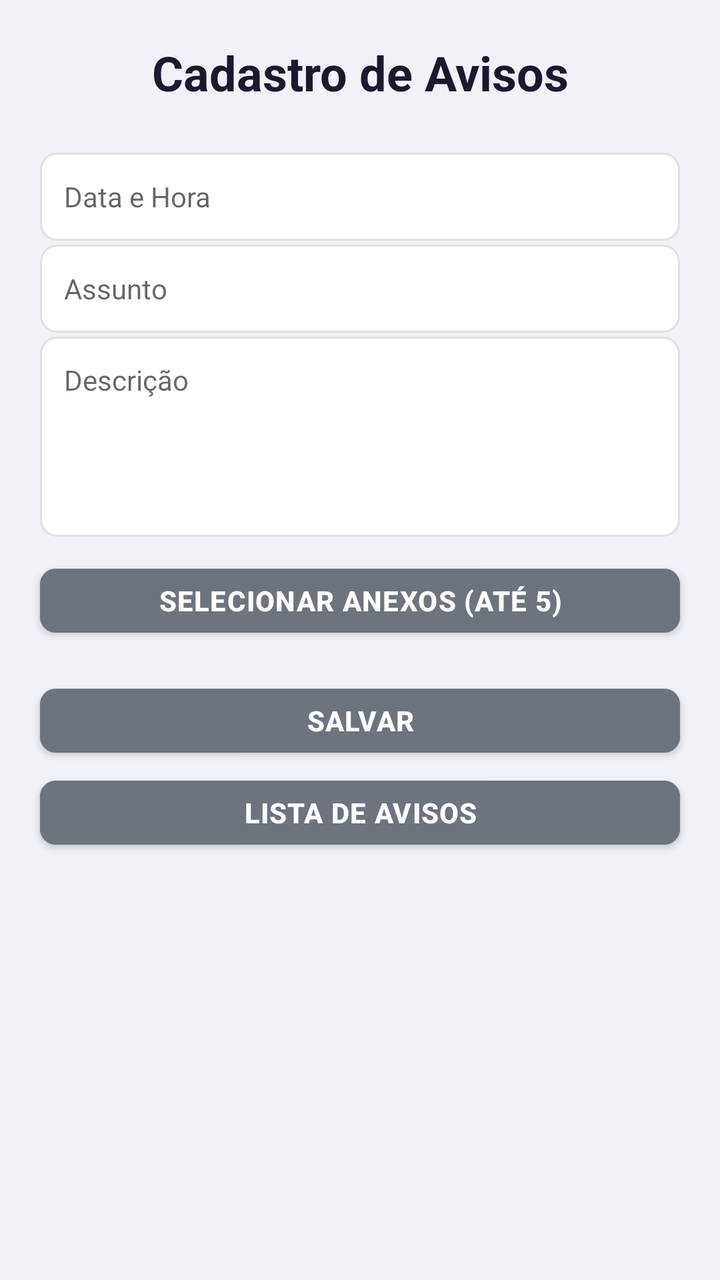
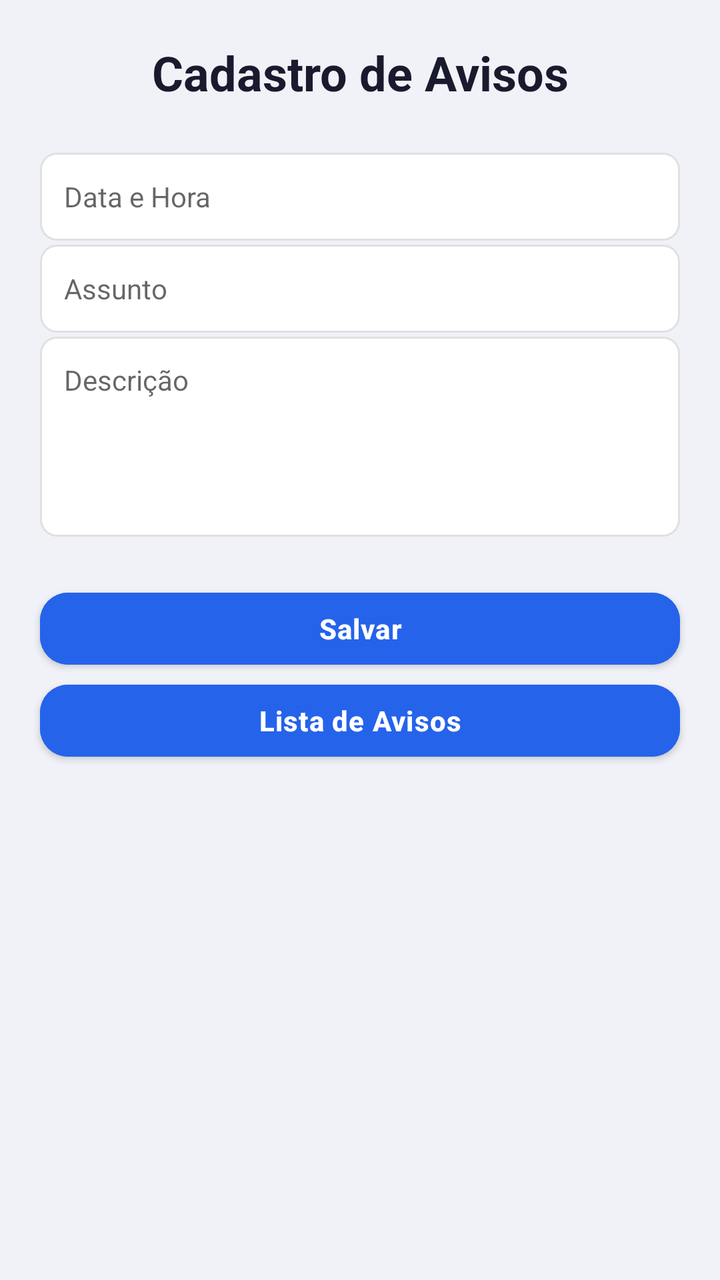

Two renders of the same Android screen: before a commit and after it. Below are the layout's source before the change and the commit's diff.
<!-- AndroidManifest.xml: application theme AppTheme -->
<!-- res/layout/activity_cadastro_avisos.xml -->
<?xml version="1.0" encoding="utf-8"?>
<ScrollView xmlns:android="http://schemas.android.com/apk/res/android"
    xmlns:app="http://schemas.android.com/apk/res-auto"
    android:layout_width="match_parent"
    android:layout_height="match_parent"
    android:fillViewport="true"
    android:background="#F0F2F8">

    <androidx.constraintlayout.widget.ConstraintLayout
        android:id="@+id/mainLayout"
        android:layout_width="match_parent"
        android:layout_height="wrap_content"
        android:paddingBottom="24dp">

        
        <TextView
            android:id="@+id/tvTituloAvisos"
            android:layout_width="0dp"
            android:layout_height="wrap_content"
            android:text="Cadastro de Avisos"
            android:textSize="24sp"
            android:textStyle="bold"
            android:textColor="#1A1A2E"
            android:gravity="center"
            android:layout_marginTop="20dp"
            app:layout_constraintTop_toTopOf="parent"
            app:layout_constraintStart_toStartOf="parent"
            app:layout_constraintEnd_toEndOf="parent" />

        
        <EditText
            android:id="@+id/editDataHora"
            android:layout_width="0dp"
            android:layout_height="44dp"
            android:layout_marginStart="20dp"
            android:layout_marginEnd="20dp"
            android:layout_marginTop="24dp"
            android:hint="Data e Hora"
            android:background="@drawable/edittext_background"
            android:paddingStart="12dp"
            android:paddingEnd="12dp"
            android:textSize="14sp"
            android:focusable="false"
            android:clickable="true"
            app:layout_constraintTop_toBottomOf="@id/tvTituloAvisos"
            app:layout_constraintStart_toStartOf="parent"
            app:layout_constraintEnd_toEndOf="parent" />

        
        <EditText
            android:id="@+id/editAssunto"
            android:layout_width="0dp"
            android:layout_height="44dp"
            android:layout_marginStart="20dp"
            android:layout_marginEnd="20dp"
            android:layout_marginTop="2dp"
            android:hint="Assunto"
            android:background="@drawable/edittext_background"
            android:paddingStart="12dp"
            android:paddingEnd="12dp"
            android:textSize="14sp"
            app:layout_constraintTop_toBottomOf="@id/editDataHora"
            app:layout_constraintStart_toStartOf="parent"
            app:layout_constraintEnd_toEndOf="parent" />

        
        <EditText
            android:id="@+id/editDescricao"
            android:layout_width="0dp"
            android:layout_height="100dp"
            android:layout_marginStart="20dp"
            android:layout_marginEnd="20dp"
            android:layout_marginTop="2dp"
            android:hint="Descrição"
            android:background="@drawable/edittext_background"
            android:paddingStart="12dp"
            android:paddingEnd="12dp"
            android:paddingTop="12dp"
            android:paddingBottom="12dp"
            android:textSize="14sp"
            android:inputType="textMultiLine"
            android:gravity="top"
            app:layout_constraintTop_toBottomOf="@id/editAssunto"
            app:layout_constraintStart_toStartOf="parent"
            app:layout_constraintEnd_toEndOf="parent" />

        
        <TextView
            android:id="@+id/tvAnexosExistentes"
            android:layout_width="0dp"
            android:layout_height="wrap_content"
            android:layout_marginStart="20dp"
            android:layout_marginEnd="20dp"
            android:layout_marginTop="8dp"
            android:text="Anexos Existentes"
            android:textColor="#1A1A2E"
            android:textSize="14sp"
            android:textStyle="bold"
            android:visibility="gone"
            app:layout_constraintTop_toBottomOf="@id/editDescricao"
            app:layout_constraintStart_toStartOf="parent"
            app:layout_constraintEnd_toEndOf="parent" />

        <LinearLayout
            android:id="@+id/layoutAnexosExistentes"
            android:layout_width="0dp"
            android:layout_height="wrap_content"
            android:layout_marginStart="20dp"
            android:layout_marginEnd="20dp"
            android:layout_marginTop="4dp"
            android:orientation="vertical"
            android:visibility="gone"
            app:layout_constraintTop_toBottomOf="@id/tvAnexosExistentes"
            app:layout_constraintStart_toStartOf="parent"
            app:layout_constraintEnd_toEndOf="parent" />

        
        <LinearLayout
            android:id="@+id/layoutAnexos"
            android:layout_width="0dp"
            android:layout_height="wrap_content"
            android:layout_marginStart="20dp"
            android:layout_marginEnd="20dp"
            android:layout_marginTop="8dp"
            android:orientation="horizontal"
            app:layout_constraintTop_toBottomOf="@id/layoutAnexosExistentes"
            app:layout_constraintStart_toStartOf="parent"
            app:layout_constraintEnd_toEndOf="parent" />

        
        <Button
            android:id="@+id/buttonSelecionarArquivos"
            android:layout_width="0dp"
            android:layout_height="44dp"
            android:layout_marginStart="20dp"
            android:layout_marginEnd="20dp"
            android:layout_marginTop="2dp"
            android:backgroundTint="#6E747E"
            android:elevation="2dp"
            android:letterSpacing="0.03"
            android:text="Selecionar anexos (até 5)"
            android:textColor="#FFFFFF"
            android:textSize="14sp"
            android:textStyle="bold"
            app:cornerRadius="8dp"
            app:layout_constraintTop_toBottomOf="@id/layoutAnexos"
            app:layout_constraintStart_toStartOf="parent"
            app:layout_constraintEnd_toEndOf="parent" />

        
        <Button
            android:id="@+id/buttonSalvar"
            android:layout_width="0dp"
            android:layout_height="44dp"
            android:layout_marginStart="20dp"
            android:layout_marginEnd="20dp"
            android:layout_marginTop="16dp"
            android:backgroundTint="#6E747E"
            android:elevation="2dp"
            android:letterSpacing="0.03"
            android:text="Salvar"
            android:textColor="#FFFFFF"
            android:textSize="14sp"
            android:textStyle="bold"
            app:cornerRadius="8dp"
            app:layout_constraintTop_toBottomOf="@id/buttonSelecionarArquivos"
            app:layout_constraintStart_toStartOf="parent"
            app:layout_constraintEnd_toEndOf="parent" />

        
        <Button
            android:id="@+id/buttonVoltarLista"
            android:layout_width="0dp"
            android:layout_height="44dp"
            android:layout_marginStart="20dp"
            android:layout_marginEnd="20dp"
            android:layout_marginTop="2dp"
            android:backgroundTint="#6E747E"
            android:elevation="2dp"
            android:letterSpacing="0.03"
            android:text="Lista de Avisos"
            android:textColor="#FFFFFF"
            android:textSize="14sp"
            android:textStyle="bold"
            app:cornerRadius="8dp"
            app:layout_constraintTop_toBottomOf="@id/buttonSalvar"
            app:layout_constraintStart_toStartOf="parent"
            app:layout_constraintEnd_toEndOf="parent" />

    </androidx.constraintlayout.widget.ConstraintLayout>
</ScrollView>
<!-- resources referenced by this layout -->
<resources>
  <!-- drawable edittext_background (drawable) -->
  <?xml version="1.0" encoding="utf-8"?>
  <shape xmlns:android="http://schemas.android.com/apk/res/android">
      <solid android:color="#FFFFFF" />
      <corners android:radius="8dp" />
      <stroke android:width="1dp" android:color="#E0E0E0" />
      <padding
          android:left="12dp"
          android:top="12dp"
          android:right="12dp"
          android:bottom="12dp" />
  </shape>
  <style name="AppTheme" parent="Theme.MaterialComponents.DayNight.DarkActionBar">
          <item name="colorPrimary">@color/colorPrimary</item>
          <item name="colorPrimaryDark">@color/black</item>
          <item name="colorAccent">@color/black</item>
          <item name="android:windowBackground">@color/white</item>
          <item name="android:textColor">@color/black</item>
          <item name="android:textColorPrimary">@color/corTitulo</item>
  
          
          <item name="materialButtonStyle">@style/Widget.Condominio.Button</item>
          <item name="textInputStyle">@style/Widget.Condominio.TextInputLayout</item>
      </style>
  <color name="colorPrimary">#062AF2</color>
  <color name="black">#000000</color>
  <color name="white">#FFFFFF</color>
  <color name="corTitulo">#070707</color>
  <style name="Widget.Condominio.Button" parent="Widget.MaterialComponents.Button">
          <item name="backgroundTint">@color/colorPrimary</item>
          <item name="android:textColor">@color/white</item>
          <item name="cornerRadius">8dp</item>
      </style>
  <style name="Widget.Condominio.TextInputLayout" parent="Widget.MaterialComponents.TextInputLayout.OutlinedBox">
          <item name="boxBackgroundColor">@color/white</item>
          <item name="boxStrokeColor">@color/colorPrimary</item>
          <item name="hintTextColor">@color/colorPrimary</item>
          <item name="android:textColorHint">@color/colorPrimary</item>
      </style>
</resources>

<!-- the commit's change to res/layout/activity_cadastro_avisos.xml (unified diff, before → after) -->
@@ -85,65 +85,15 @@
             app:layout_constraintEnd_toEndOf="parent" />
 
         
-        <TextView
-            android:id="@+id/tvAnexosExistentes"
+        <LinearLayout
+            android:id="@+id/painelAnexos"
             android:layout_width="0dp"
             android:layout_height="wrap_content"
             android:layout_marginStart="20dp"
             android:layout_marginEnd="20dp"
             android:layout_marginTop="8dp"
-            android:text="Anexos Existentes"
-            android:textColor="#1A1A2E"
-            android:textSize="14sp"
-            android:textStyle="bold"
-            android:visibility="gone"
+            android:orientation="vertical"
             app:layout_constraintTop_toBottomOf="@id/editDescricao"
-            app:layout_constraintStart_toStartOf="parent"
-            app:layout_constraintEnd_toEndOf="parent" />
-
-        <LinearLayout
-            android:id="@+id/layoutAnexosExistentes"
-            android:layout_width="0dp"
-            android:layout_height="wrap_content"
-            android:layout_marginStart="20dp"
-            android:layout_marginEnd="20dp"
-            android:layout_marginTop="4dp"
-            android:orientation="vertical"
-            android:visibility="gone"
-            app:layout_constraintTop_toBottomOf="@id/tvAnexosExistentes"
-            app:layout_constraintStart_toStartOf="parent"
-            app:layout_constraintEnd_toEndOf="parent" />
-
-        
-        <LinearLayout
-            android:id="@+id/layoutAnexos"
-            android:layout_width="0dp"
-            android:layout_height="wrap_content"
-            android:layout_marginStart="20dp"
-            android:layout_marginEnd="20dp"
-            android:layout_marginTop="8dp"
-            android:orientation="horizontal"
-            app:layout_constraintTop_toBottomOf="@id/layoutAnexosExistentes"
-            app:layout_constraintStart_toStartOf="parent"
-            app:layout_constraintEnd_toEndOf="parent" />
-
-        
-        <Button
-            android:id="@+id/buttonSelecionarArquivos"
-            android:layout_width="0dp"
-            android:layout_height="44dp"
-            android:layout_marginStart="20dp"
-            android:layout_marginEnd="20dp"
-            android:layout_marginTop="2dp"
-            android:backgroundTint="#6E747E"
-            android:elevation="2dp"
-            android:letterSpacing="0.03"
-            android:text="Selecionar anexos (até 5)"
-            android:textColor="#FFFFFF"
-            android:textSize="14sp"
-            android:textStyle="bold"
-            app:cornerRadius="8dp"
-            app:layout_constraintTop_toBottomOf="@id/layoutAnexos"
             app:layout_constraintStart_toStartOf="parent"
             app:layout_constraintEnd_toEndOf="parent" />
 
@@ -155,15 +105,15 @@
             android:layout_marginStart="20dp"
             android:layout_marginEnd="20dp"
             android:layout_marginTop="16dp"
-            android:backgroundTint="#6E747E"
+            android:backgroundTint="@color/botaoPrimario"
             android:elevation="2dp"
             android:letterSpacing="0.03"
             android:text="Salvar"
             android:textColor="#FFFFFF"
             android:textSize="14sp"
             android:textStyle="bold"
-            app:cornerRadius="8dp"
-            app:layout_constraintTop_toBottomOf="@id/buttonSelecionarArquivos"
+            app:cornerRadius="14dp"
+            app:layout_constraintTop_toBottomOf="@id/painelAnexos"
             app:layout_constraintStart_toStartOf="parent"
             app:layout_constraintEnd_toEndOf="parent" />
 
@@ -175,14 +125,14 @@
             android:layout_marginStart="20dp"
             android:layout_marginEnd="20dp"
             android:layout_marginTop="2dp"
-            android:backgroundTint="#6E747E"
+            android:backgroundTint="@color/botaoPrimario"
             android:elevation="2dp"
             android:letterSpacing="0.03"
             android:text="Lista de Avisos"
             android:textColor="#FFFFFF"
             android:textSize="14sp"
             android:textStyle="bold"
-            app:cornerRadius="8dp"
+            app:cornerRadius="14dp"
             app:layout_constraintTop_toBottomOf="@id/buttonSalvar"
             app:layout_constraintStart_toStartOf="parent"
             app:layout_constraintEnd_toEndOf="parent" />
<!-- resource entries referenced after the edit -->
@@ -1,5 +1,6 @@
 <!-- resources referenced by this layout -->
 <resources>
+  <color name="botaoPrimario">#2563EB</color>
   <!-- drawable edittext_background (drawable) -->
   <?xml version="1.0" encoding="utf-8"?>
   <shape xmlns:android="http://schemas.android.com/apk/res/android">
@@ -24,14 +25,24 @@
           <item name="materialButtonStyle">@style/Widget.Condominio.Button</item>
           <item name="textInputStyle">@style/Widget.Condominio.TextInputLayout</item>
       </style>
-  <color name="colorPrimary">#062AF2</color>
+  <color name="colorPrimary">#1E3A8A</color>
   <color name="black">#000000</color>
   <color name="white">#FFFFFF</color>
   <color name="corTitulo">#070707</color>
   <style name="Widget.Condominio.Button" parent="Widget.MaterialComponents.Button">
-          <item name="backgroundTint">@color/colorPrimary</item>
+          <item name="backgroundTint">@color/botaoPrimario</item>
           <item name="android:textColor">@color/white</item>
-          <item name="cornerRadius">8dp</item>
+          <item name="cornerRadius">14dp</item>
+          <item name="android:textAllCaps">false</item>
+          <item name="android:textStyle">bold</item>
+          <item name="android:textSize">15sp</item>
+          <item name="android:letterSpacing">0.01</item>
+          <item name="android:minHeight">52dp</item>
+          <item name="android:insetTop">4dp</item>
+          <item name="android:insetBottom">4dp</item>
+          <item name="android:elevation">2dp</item>
+          <item name="iconTint">@color/white</item>
+          <item name="iconPadding">8dp</item>
       </style>
   <style name="Widget.Condominio.TextInputLayout" parent="Widget.MaterialComponents.TextInputLayout.OutlinedBox">
           <item name="boxBackgroundColor">@color/white</item>
